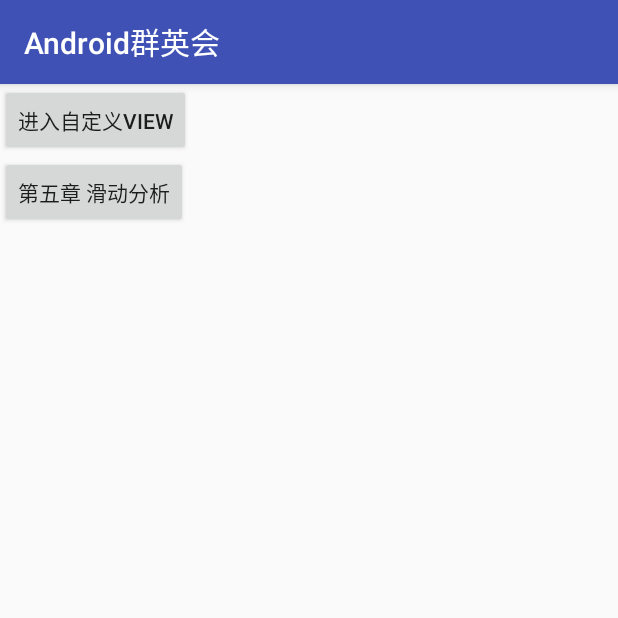
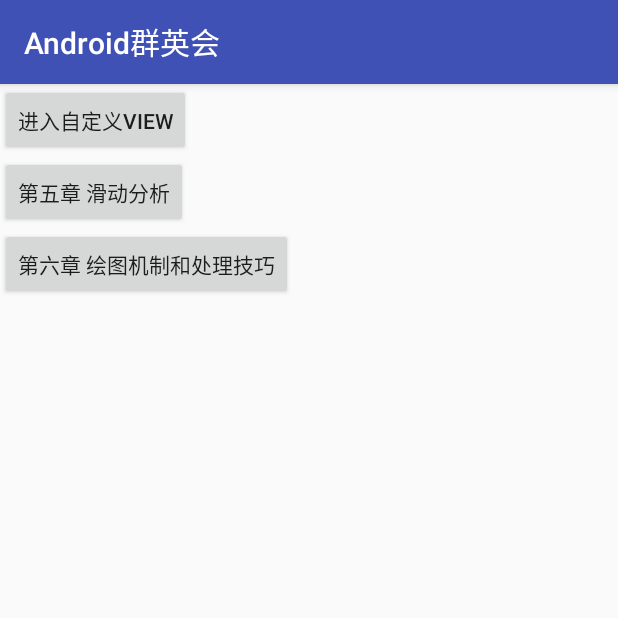
Before and after one commit to lvjie0519/AndroidQunYinHui, an Android app: the screen it shows after launch (MainActivity), on a phone screen of 412 x 824 dp, the top half of it. Run offline under Robolectric (Android 15) with nearby library versions, the phone set to English and light mode, and no system bars.

Commit message:
初始化第六章

```diff
--- a/app/src/main/java/com/example/androidqunyinhui/MainActivity.java
+++ b/app/src/main/java/com/example/androidqunyinhui/MainActivity.java
@@ -5,6 +5,7 @@
 import android.view.View;
 
 import com.example.androidqunyinhui.chapter.five.ChapterFiveMainActivity;
+import com.example.androidqunyinhui.chapter.six.ChapterSixMainActivity;
 import com.example.androidqunyinhui.self.define.view.TestSelfDefineViewActivity;
 
 public class MainActivity extends AppCompatActivity {
@@ -32,6 +33,13 @@
                 ChapterFiveMainActivity.startActivity(MainActivity.this);
             }
         });
+
+        findViewById(R.id.btn_chapter_six).setOnClickListener(new View.OnClickListener() {
+            @Override
+            public void onClick(View v) {
+                ChapterSixMainActivity.startActivity(MainActivity.this);
+            }
+        });
     }
 
 }
--- a/app/src/main/res/layout/activity_main.xml
+++ b/app/src/main/res/layout/activity_main.xml
@@ -16,4 +16,9 @@
         android:layout_width="wrap_content"
         android:layout_height="wrap_content"
         android:text="第五章 滑动分析" />
+    <Button
+        android:id="@+id/btn_chapter_six"
+        android:layout_width="wrap_content"
+        android:layout_height="wrap_content"
+        android:text="第六章 绘图机制和处理技巧" />
 </LinearLayout>
```
Also changed, not shown: app/src/main/java/com/example/androidqunyinhui/chapter/six/ChapterSixMainActivity.java (+7 -0 lines).
